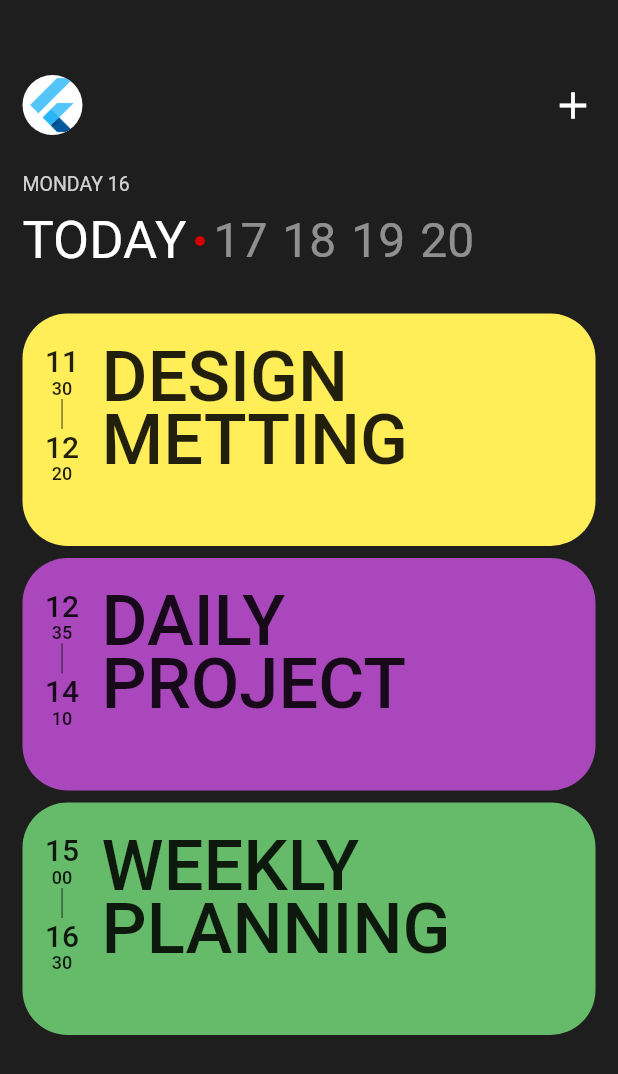
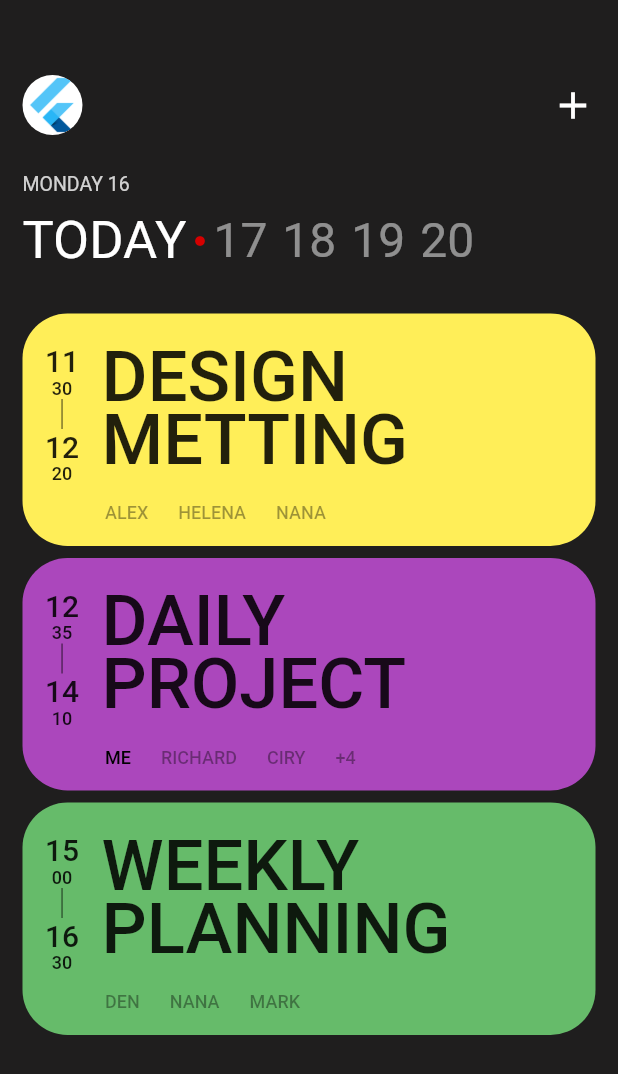
Before and after one commit to sol92824/flutter_app, a Flutter app: the screen it shows after launch, on a phone screen of 412 x 824 dp. Shown: the top 1074 px of the screen. Run offline on Flutter 3.47's test engine with Material 2 defaults, Android fonts, the phone set to English and light mode, and no system bars.

Commit message:
schedule_card 참석자정보 Row + attendeesList 파라미터

```diff
--- a/lib/screens/schedule_screen.dart
+++ b/lib/screens/schedule_screen.dart
@@ -106,6 +106,7 @@ class ScheduleScreen extends StatelessWidget {
                 endHour: '12',
                 endMinutes: '20',
                 cardName: 'DESIGN METTING',
+                attendeesList: const ['ALEX', 'HELENA', 'NANA'],
               ),
               ScheduleCard(
                 cardColor: Colors.purple.shade400,
@@ -114,6 +115,15 @@ class ScheduleScreen extends StatelessWidget {
                 endHour: '14',
                 endMinutes: '10',
                 cardName: 'DAILY PROJECT',
+                attendeesList: const [
+                  'ME',
+                  'RICHARD',
+                  'CIRY',
+                  'JOKER',
+                  'HENA',
+                  'CASEY',
+                  'SAM'
+                ],
               ),
               ScheduleCard(
                 cardColor: Colors.green.shade400,
@@ -122,6 +132,7 @@ class ScheduleScreen extends StatelessWidget {
                 endHour: '16',
                 endMinutes: '30',
                 cardName: 'WEEKLY PLANNING',
+                attendeesList: const ['DEN', 'NANA', 'MARK'],
               ),
             ],
           ),
--- a/lib/widgets/schedule_card.dart
+++ b/lib/widgets/schedule_card.dart
@@ -4,6 +4,7 @@ class ScheduleCard extends StatelessWidget {
   final Color cardColor;
   final String startHour, startMinutes, endHour, endMinutes;
   final String cardName;
+  final List<String> attendeesList;
 
   const ScheduleCard(
       {super.key,
@@ -12,7 +13,8 @@ class ScheduleCard extends StatelessWidget {
       required this.startMinutes,
       required this.endHour,
       required this.endMinutes,
-      required this.cardName});
+      required this.cardName,
+      required this.attendeesList});
 
   @override
   Widget build(BuildContext context) {
@@ -28,11 +30,13 @@ class ScheduleCard extends StatelessWidget {
         height: 155,
         child: Column(
           children: [
+            const SizedBox(
+              height: 20,
+            ),
             Row(
               children: [
                 Padding(
                   padding: const EdgeInsets.symmetric(
-                    vertical: 20,
                     horizontal: 15,
                   ),
                   child: Column(children: [
@@ -86,6 +90,41 @@ class ScheduleCard extends StatelessWidget {
                 )
               ],
             ),
+            Padding(
+              padding: const EdgeInsets.symmetric(
+                vertical: 12,
+                horizontal: 55,
+              ),
+              child: Row(
+                children: [
+                  for (String attendee in attendeesList)
+                    if (attendeesList.indexOf(attendee) < 3)
+                      Padding(
+                        padding: const EdgeInsets.only(
+                          right: 20,
+                        ),
+                        child: Text(
+                          attendee,
+                          style: TextStyle(
+                              color: attendee == "ME"
+                                  ? Colors.black
+                                  : Colors.black38,
+                              fontSize: 12,
+                              fontWeight: FontWeight.w500),
+                        ),
+                      ),
+                  // 참석자가 3명 이상일 때는 +{추가되는 인원} 텍스트 노출
+                  if (attendeesList.length > 3)
+                    Text(
+                      "+${attendeesList.length - 3}",
+                      style: const TextStyle(
+                          color: Colors.black38,
+                          fontSize: 12,
+                          fontWeight: FontWeight.w500),
+                    ),
+                ],
+              ),
+            )
           ],
         ),
       ),
```
